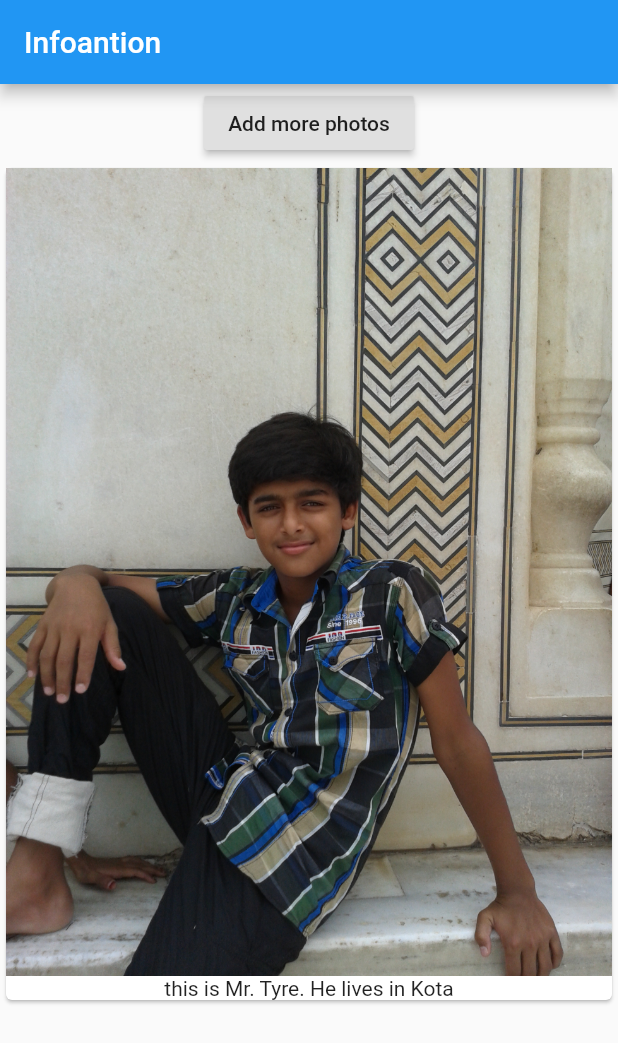
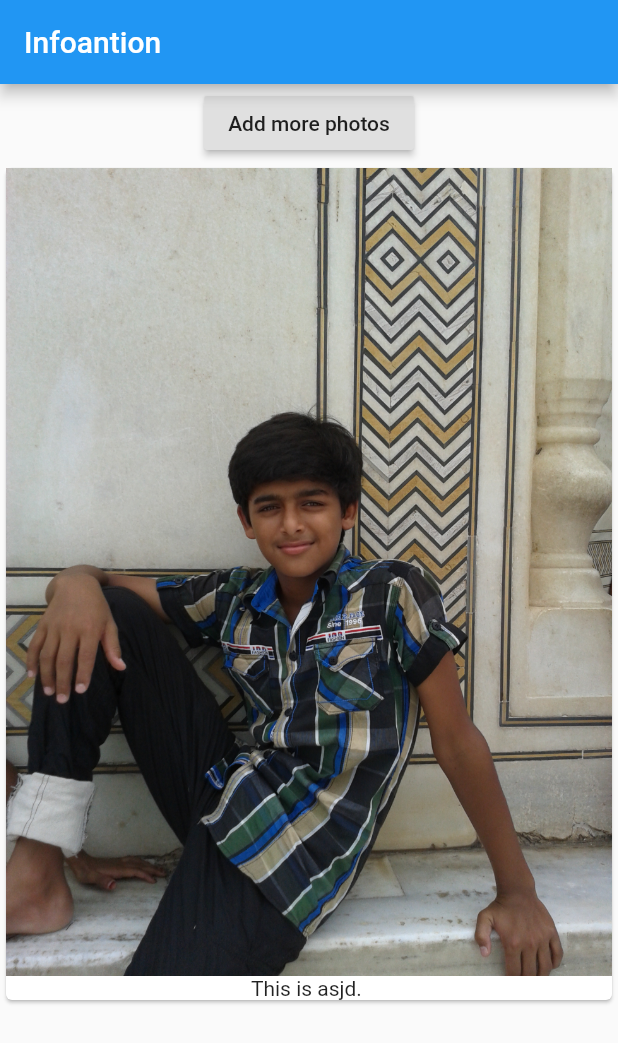
Before and after one commit to rootFaheem/infonation, a Flutter app: the screen it shows after launch, on a phone screen of 412 x 824 dp. Shown: the top 1043 px of the screen. Run offline on Flutter 3.47's test engine with Material 2 defaults, Android fonts, the phone set to English and light mode, and no system bars.

Commit message:
basic changes

```diff
--- a/lib/main.dart
+++ b/lib/main.dart
@@ -24,7 +24,7 @@ class MyApp extends StatelessWidget {
                 child: Column(
                   children: <Widget>[
                     Image.asset('assets/tyre1.jpg'),
-                    Text('this is Mr. Tyre. He lives in Kota')
+                    Text('This is asjd. ')
                   ],
                 ),
               ),
```
Also changed, not shown: 2 other files.
